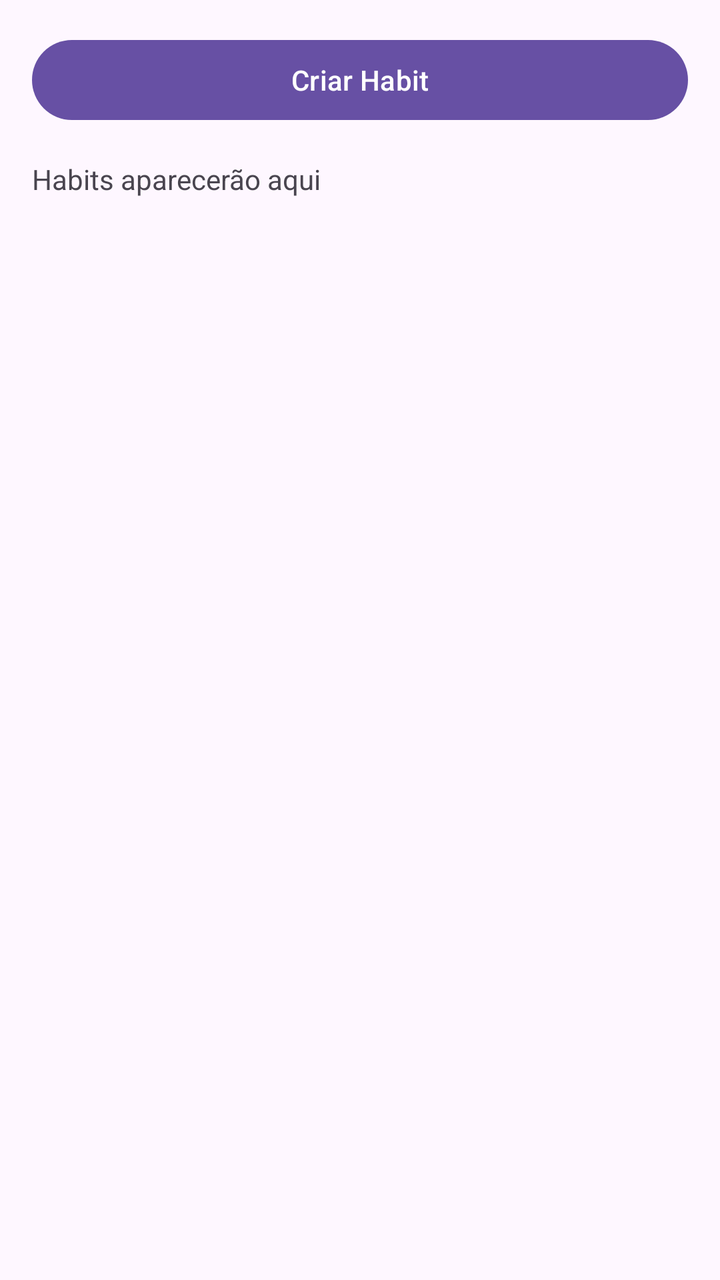
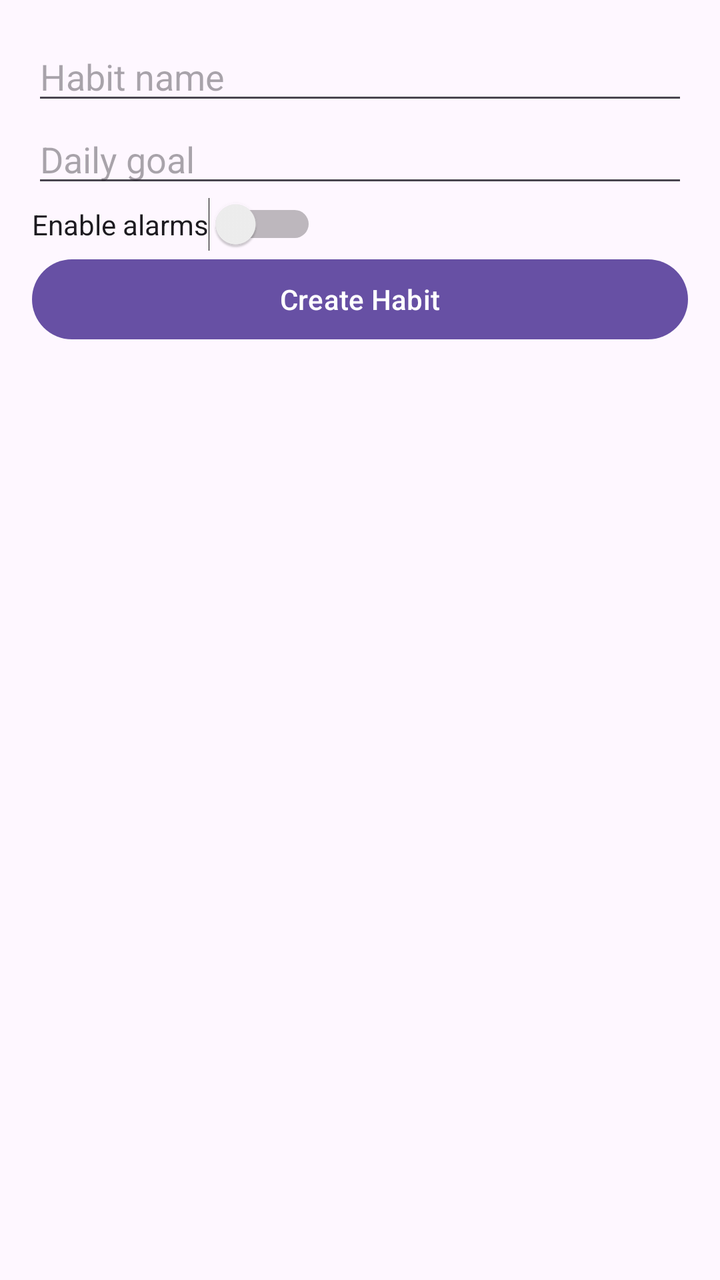

Before-and-after screenshots of an Android layout around one commit, followed by the original layout XML and the change that was made.
<!-- AndroidManifest.xml: application theme Theme.HabitTracker -->
<!-- res/layout/activity_main.xml -->
<?xml version="1.0" encoding="utf-8"?>
<androidx.constraintlayout.widget.ConstraintLayout
    xmlns:android="http://schemas.android.com/apk/res/android"
    xmlns:app="http://schemas.android.com/apk/res-auto"
    xmlns:tools="http://schemas.android.com/tools"
    android:id="@+id/main"
    android:layout_width="match_parent"
    android:layout_height="match_parent"
    tools:context=".presentation.MainActivity">

    <Button
        android:id="@+id/buttonCreateHabit"
        android:layout_width="0dp"
        android:layout_height="wrap_content"
        android:text="Criar Habit"
        app:layout_constraintTop_toTopOf="parent"
        app:layout_constraintStart_toStartOf="parent"
        app:layout_constraintEnd_toEndOf="parent"
        android:layout_margin="16dp"/>

    <TextView
        android:id="@+id/textHabits"
        android:layout_width="0dp"
        android:layout_height="0dp"
        android:text="Habits aparecerão aqui"
        android:padding="16dp"
        app:layout_constraintTop_toBottomOf="@id/buttonCreateHabit"
        app:layout_constraintStart_toStartOf="parent"
        app:layout_constraintEnd_toEndOf="parent"
        app:layout_constraintBottom_toBottomOf="parent"/>

</androidx.constraintlayout.widget.ConstraintLayout>
<!-- resources referenced by this layout -->
<resources>
  <style name="Theme.HabitTracker" parent="Base.Theme.HabitTracker" />
  <style name="Base.Theme.HabitTracker" parent="Theme.Material3.DayNight.NoActionBar">
          
          
      </style>
</resources>

<!-- the commit's change to res/layout/activity_main.xml (unified diff, before → after) -->
@@ -1,32 +1,38 @@
 <?xml version="1.0" encoding="utf-8"?>
-<androidx.constraintlayout.widget.ConstraintLayout
-    xmlns:android="http://schemas.android.com/apk/res/android"
-    xmlns:app="http://schemas.android.com/apk/res-auto"
-    xmlns:tools="http://schemas.android.com/tools"
-    android:id="@+id/main"
+<LinearLayout xmlns:android="http://schemas.android.com/apk/res/android"
+    android:orientation="vertical"
+    android:padding="16dp"
     android:layout_width="match_parent"
-    android:layout_height="match_parent"
-    tools:context=".presentation.MainActivity">
+    android:layout_height="match_parent">
+
+    <EditText
+        android:id="@+id/inputName"
+        android:hint="Habit name"
+        android:layout_width="match_parent"
+        android:layout_height="wrap_content"/>
+
+    <EditText
+        android:id="@+id/inputGoal"
+        android:hint="Daily goal"
+        android:inputType="number"
+        android:layout_width="match_parent"
+        android:layout_height="wrap_content"/>
+
+    <Switch
+        android:id="@+id/switchAlarm"
+        android:text="Enable alarms"
+        android:layout_width="wrap_content"
+        android:layout_height="wrap_content"/>
 
     <Button
-        android:id="@+id/buttonCreateHabit"
-        android:layout_width="0dp"
-        android:layout_height="wrap_content"
-        android:text="Criar Habit"
-        app:layout_constraintTop_toTopOf="parent"
-        app:layout_constraintStart_toStartOf="parent"
-        app:layout_constraintEnd_toEndOf="parent"
-        android:layout_margin="16dp"/>
+        android:id="@+id/buttonCreate"
+        android:text="Create Habit"
+        android:layout_width="match_parent"
+        android:layout_height="wrap_content"/>
 
-    <TextView
-        android:id="@+id/textHabits"
-        android:layout_width="0dp"
-        android:layout_height="0dp"
-        android:text="Habits aparecerão aqui"
-        android:padding="16dp"
-        app:layout_constraintTop_toBottomOf="@id/buttonCreateHabit"
-        app:layout_constraintStart_toStartOf="parent"
-        app:layout_constraintEnd_toEndOf="parent"
-        app:layout_constraintBottom_toBottomOf="parent"/>
+    <androidx.recyclerview.widget.RecyclerView
+        android:id="@+id/habitList"
+        android:layout_width="match_parent"
+        android:layout_height="match_parent"/>
 
-</androidx.constraintlayout.widget.ConstraintLayout>
+</LinearLayout>
